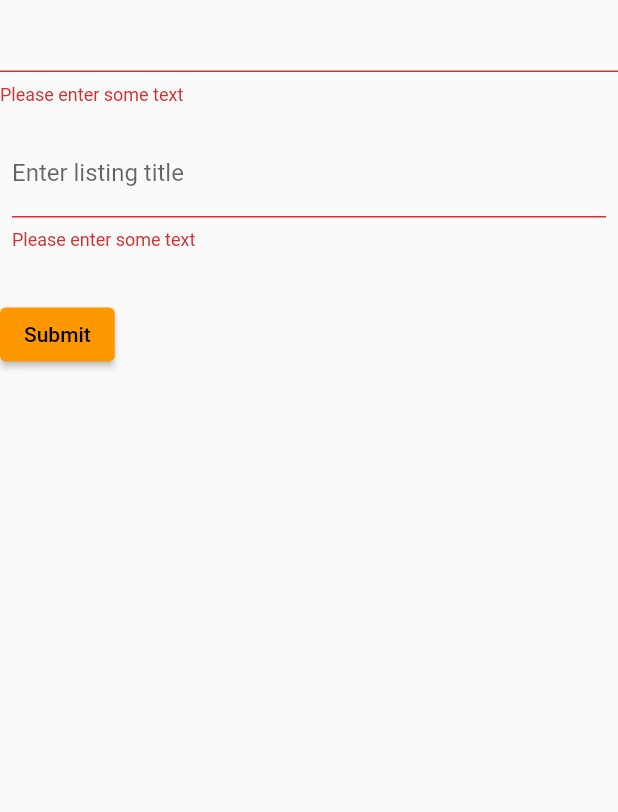
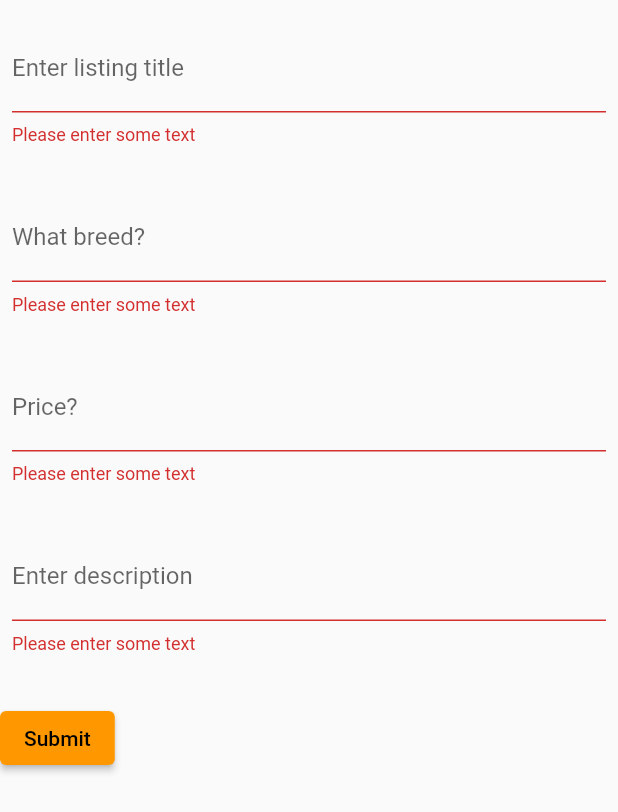
Before and after one commit to PBP-E06/Flutter-Dogewoof, a Flutter app: the MyCustomForm widget shown alone on an empty page, opened directly, after a tap on "Submit", on a phone screen of 412 x 824 dp. Shown: the top 812 px of the screen. Run offline on Flutter 3.47's test engine with Material 2 defaults, Android fonts, the phone set to English and light mode, and no system bars; missing offline and left inert: pbp_django_auth.

Commit message:
Update submitdogpage.dart

```diff
--- a/dogewoof/lib/pages/dogmarket/submitdogpage.dart
+++ b/dogewoof/lib/pages/dogmarket/submitdogpage.dart
@@ -20,7 +20,7 @@ class SubmitDogPage extends StatelessWidget {
       title: appTitle,
       home: Scaffold(
         appBar: AppBar(
-          title: const Text(appTitle),
+          title: const Text("New Listing"),
         ),
         body: const MyCustomForm(),
       ),
@@ -56,14 +56,6 @@ class MyCustomFormState extends State<MyCustomForm> {
       child: Column(
         crossAxisAlignment: CrossAxisAlignment.start,
         children: [
-          TextFormField(
-            validator: (value) {
-              if (value == null || value.isEmpty) {
-                return 'Please enter some text';
-              }
-              return null;
-            },
-          ),
           Padding(
             padding: const EdgeInsets.symmetric(horizontal: 8, vertical: 16),
             child: TextFormField(
@@ -80,13 +72,55 @@ class MyCustomFormState extends State<MyCustomForm> {
             ),
           ),
           Padding(
+            padding: const EdgeInsets.symmetric(horizontal: 8, vertical: 16),
+            child: TextFormField(
+              validator: (value) {
+                if (value == null || value.isEmpty) {
+                  return 'Please enter some text';
+                }
+                return null;
+              },
+              decoration: const InputDecoration(
+                border: UnderlineInputBorder(),
+                labelText: 'What breed?',
+              ),
+            ),
+          ),
+          Padding(
+            padding: const EdgeInsets.symmetric(horizontal: 8, vertical: 16),
+            child: TextFormField(
+              validator: (value) {
+                if (value == null || value.isEmpty) {
+                  return 'Please enter some text';
+                }
+                return null;
+              },
+              decoration: const InputDecoration(
+                border: UnderlineInputBorder(),
+                labelText: 'Price?',
+              ),
+            ),
+          ),
+          Padding(
+            padding: const EdgeInsets.symmetric(horizontal: 8, vertical: 16),
+            child: TextFormField(
+              validator: (value) {
+                if (value == null || value.isEmpty) {
+                  return 'Please enter some text';
+                }
+                return null;
+              },
+              decoration: const InputDecoration(
+                border: UnderlineInputBorder(),
+                labelText: 'Enter description',
+              ),
+            ),
+          ),
+          Padding(
             padding: const EdgeInsets.symmetric(vertical: 16.0),
             child: ElevatedButton(
               onPressed: () {
-                // Validate returns true if the form is valid, or false otherwise.
                 if (_formKey.currentState!.validate()) {
-                  // If the form is valid, display a snackbar. In the real world,
-                  // you'd often call a server or save the information in a database.
                   ScaffoldMessenger.of(context).showSnackBar(
                     const SnackBar(
                         content: Text('Uploading your listing information')),
```
